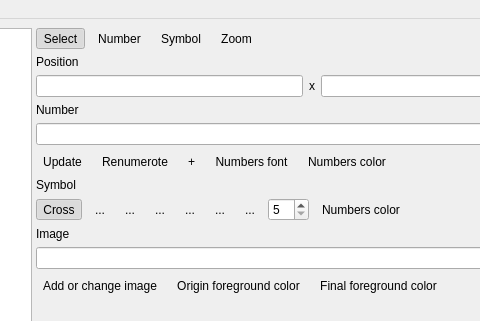
First picture: the form in ui/mainwindow.ui, repository kervala/mapmaker, before the edit; both pictures show x 310 to 790 and y 0 to 321 of the 937 by 758 pixel window.
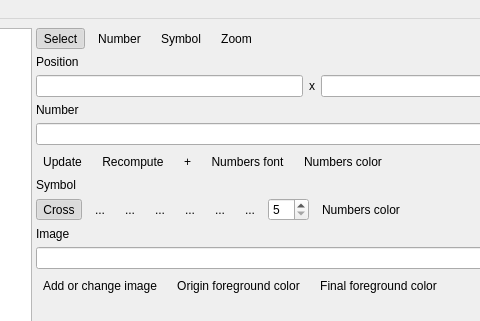
Second picture: the form after the edit. Icons and pictures are not drawn.

```diff
--- a/ui/mainwindow.ui
+++ b/ui/mainwindow.ui
@@ -244,7 +244,7 @@
                 <string>Recompute all numbers</string>
                </property>
                <property name="text">
-                <string>Renumerote</string>
+                <string>Recompute</string>
                </property>
                <property name="icon">
                 <iconset resource="../res/resources.qrc">
```
